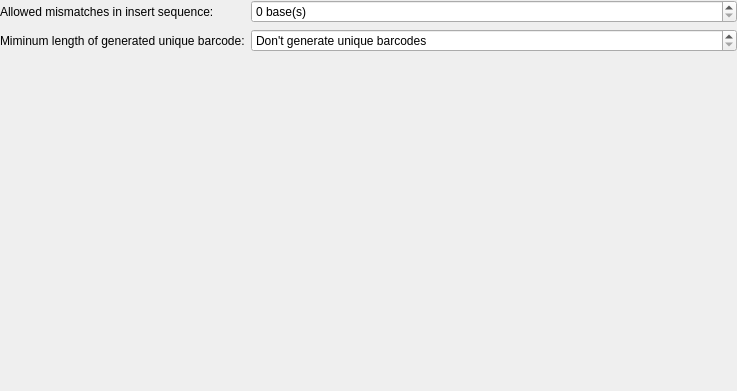
Before: the Qt Designer form combinatorialprofiler/ui/settingswidget.ui in ilia-kats/CombinatorialProfiler, drawn with Qt 5.
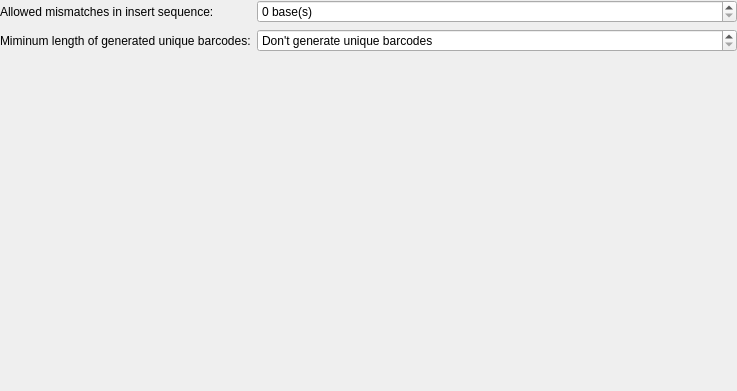
After: the same form once the commit is applied.

Commit message: GUI: implement loading saved configuration

Diff of the .ui file:
```diff
--- a/combinatorialprofiler/ui/settingswidget.ui
+++ b/combinatorialprofiler/ui/settingswidget.ui
@@ -49,7 +49,7 @@
    <item row="1" column="0">
     <widget class="QLabel" name="label_2">
      <property name="text">
-      <string>Miminum length of generated unique barcode:</string>
+      <string>Miminum length of generated unique barcodes:</string>
      </property>
     </widget>
    </item>
```
The commit also changes 5 other files.
